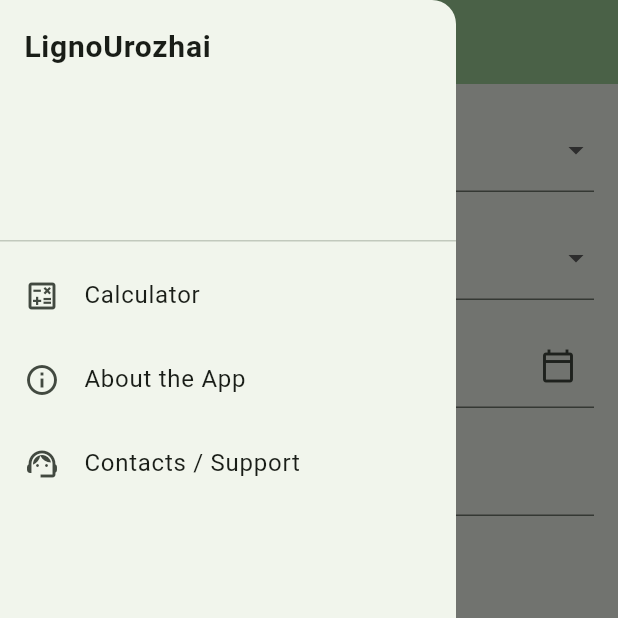
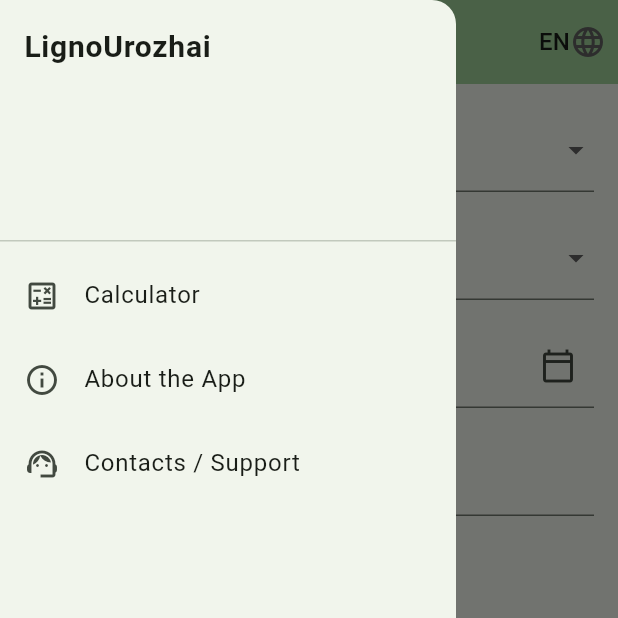
Before and after one commit to norcle/ligno_yield, a Flutter app: the screen it shows after launch, in the side drawer, after a tap on "Calculate", on a phone screen of 412 x 824 dp, the top half of it. Run offline on Flutter 3.47's test engine with Material 3 defaults, Android fonts, the light colour scheme and no system bars; generated files the repository leaves out were written again.

Commit message:
Add localization and language selector (#7)

```diff
--- a/lib/main.dart
+++ b/lib/main.dart
@@ -1,17 +1,53 @@
 import 'package:flutter/material.dart';
+import 'package:flutter_localizations/flutter_localizations.dart';
+import 'package:flutter_gen/gen_l10n/app_localizations.dart';
 import 'package:ligno_yiled/routes.dart';
+import 'package:ligno_yiled/services/app_locale_controller.dart';
+import 'package:ligno_yiled/widgets/locale_scope.dart';
 
 void main() {
   runApp(const LignoUrozhaiApp());
 }
 
-class LignoUrozhaiApp extends StatelessWidget {
+class LignoUrozhaiApp extends StatefulWidget {
   const LignoUrozhaiApp({super.key});
 
   @override
+  State<LignoUrozhaiApp> createState() => _LignoUrozhaiAppState();
+}
+
+class _LignoUrozhaiAppState extends State<LignoUrozhaiApp> {
+  late final AppLocaleController _localeController;
+
+  @override
+  void initState() {
+    super.initState();
+    _localeController = AppLocaleController();
+    final systemLocale =
+        WidgetsBinding.instance.platformDispatcher.locale;
+    _localeController.setLocale(
+      _localeController.resolveSystemLocale(systemLocale),
+    );
+  }
+
+  @override
   Widget build(BuildContext context) {
+    return LocaleScope(
+      controller: _localeController,
+      child: AnimatedBuilder(
+        animation: _localeController,
+        builder: (context, _) {
           return MaterialApp(
-      title: 'LignoUrozhai',
+            onGenerateTitle: (context) =>
+                AppLocalizations.of(context)!.appTitle,
+            locale: _localeController.locale,
+            supportedLocales: AppLocaleController.supportedLocales,
+            localizationsDelegates: const [
+              AppLocalizations.delegate,
+              GlobalMaterialLocalizations.delegate,
+              GlobalWidgetsLocalizations.delegate,
+              GlobalCupertinoLocalizations.delegate,
+            ],
             theme: ThemeData(
               colorScheme: ColorScheme.fromSeed(seedColor: Colors.green),
               useMaterial3: true,
@@ -19,5 +55,8 @@ class LignoUrozhaiApp extends StatelessWidget {
             initialRoute: AppRoutes.input,
             onGenerateRoute: onGenerateRoute,
           );
+        },
+      ),
+    );
   }
 }
--- a/lib/screens/input_screen.dart
+++ b/lib/screens/input_screen.dart
@@ -1,7 +1,9 @@
 import 'package:flutter/material.dart';
+import 'package:flutter_gen/gen_l10n/app_localizations.dart';
 import 'package:ligno_yiled/models/crop_input.dart';
 import 'package:ligno_yiled/routes.dart';
 import 'package:ligno_yiled/widgets/app_drawer.dart';
+import 'package:ligno_yiled/widgets/language_selector.dart';
 
 class InputScreen extends StatefulWidget {
   const InputScreen({super.key});
@@ -102,12 +104,19 @@ class _InputScreenState extends State<InputScreen> {
   @override
   Widget build(BuildContext context) {
     final theme = Theme.of(context);
+    final l10n = AppLocalizations.of(context)!;
 
     return Scaffold(
       appBar: AppBar(
-        title: const Text('LignoUrozhai'),
+        title: Text(l10n.appTitle),
         centerTitle: true,
         backgroundColor: theme.colorScheme.inversePrimary,
+        actions: const [
+          Padding(
+            padding: EdgeInsets.only(right: 8),
+            child: AppLanguageSelector(),
+          ),
+        ],
       ),
       drawer: const AppDrawer(),
       body: SafeArea(
@@ -121,8 +130,8 @@ class _InputScreenState extends State<InputScreen> {
                 builder: (context, value, _) {
                   return DropdownButtonFormField<String>(
                     value: value,
-                    decoration: const InputDecoration(
-                      labelText: 'Crop',
+                    decoration: InputDecoration(
+                      labelText: l10n.inputCrop,
                     ),
                     items: _crops
                         .map(
@@ -144,8 +153,8 @@ class _InputScreenState extends State<InputScreen> {
                 builder: (context, value, _) {
                   return DropdownButtonFormField<SoilType>(
                     value: value,
-                    decoration: const InputDecoration(
-                      labelText: 'Soil type',
+                    decoration: InputDecoration(
+                      labelText: l10n.inputSoilType,
                     ),
                     items: SoilType.values
                         .map(
@@ -165,9 +174,9 @@ class _InputScreenState extends State<InputScreen> {
               TextFormField(
                 controller: _dateController,
                 readOnly: true,
-                decoration: const InputDecoration(
-                  labelText: 'Vegetation start date',
-                  suffixIcon: Icon(Icons.calendar_today_outlined),
+                decoration: InputDecoration(
+                  labelText: l10n.inputStartDate,
+                  suffixIcon: const Icon(Icons.calendar_today_outlined),
                 ),
                 onTap: _pickDate,
                 validator: (_) => _selectedDate.value == null
@@ -177,8 +186,8 @@ class _InputScreenState extends State<InputScreen> {
               const SizedBox(height: 16),
               TextFormField(
                 controller: _areaController,
-                decoration: const InputDecoration(
-                  labelText: 'Treated area (ha)',
+                decoration: InputDecoration(
+                  labelText: l10n.inputArea,
                 ),
                 keyboardType: const TextInputType.numberWithOptions(
                   decimal: true,
@@ -217,7 +226,7 @@ class _InputScreenState extends State<InputScreen> {
               const SizedBox(height: 24),
               FilledButton(
                 onPressed: _submit,
-                child: const Text('Calculate'),
+                child: Text(l10n.actionCalculate),
               ),
             ],
           ),
--- /dev/null
+++ b/lib/services/app_locale_controller.dart
@@ -0,0 +1,44 @@
+import 'package:flutter/material.dart';
+
+class AppLocaleController extends ChangeNotifier {
+  AppLocaleController({Locale? initialLocale})
+      : _locale = initialLocale ?? const Locale('ru');
+
+  static const List<Locale> supportedLocales = [
+    Locale('ru'),
+    Locale('en'),
+    Locale('uz'),
+    Locale('kk'),
+    Locale('tg'),
+  ];
+
+  Locale _locale;
+
+  Locale get locale => _locale;
+
+  void setLocale(Locale locale) {
+    if (!_isSupported(locale)) {
+      return;
+    }
+    if (_locale == locale) {
+      return;
+    }
+    _locale = locale;
+    notifyListeners();
+  }
+
+  Locale resolveSystemLocale(Locale? systemLocale) {
+    if (systemLocale == null) {
+      return const Locale('ru');
+    }
+    return supportedLocales.firstWhere(
+      (locale) => locale.languageCode == systemLocale.languageCode,
+      orElse: () => const Locale('ru'),
+    );
+  }
+
+  bool _isSupported(Locale locale) {
+    return supportedLocales
+        .any((supported) => supported.languageCode == locale.languageCode);
+  }
+}
--- a/lib/widgets/app_drawer.dart
+++ b/lib/widgets/app_drawer.dart
@@ -1,4 +1,5 @@
 import 'package:flutter/material.dart';
+import 'package:flutter_gen/gen_l10n/app_localizations.dart';
 import 'package:ligno_yiled/routes.dart';
 
 class AppDrawer extends StatelessWidget {
@@ -22,30 +23,35 @@ class AppDrawer extends StatelessWidget {
 
   @override
   Widget build(BuildContext context) {
+    final l10n = AppLocalizations.of(context)!;
+
     return Drawer(
       child: SafeArea(
         child: ListView(
           padding: EdgeInsets.zero,
           children: [
-            const DrawerHeader(
+            DrawerHeader(
               child: Text(
-                'LignoUrozhai',
-                style: TextStyle(fontSize: 20, fontWeight: FontWeight.w600),
+                l10n.appTitle,
+                style: const TextStyle(
+                  fontSize: 20,
+                  fontWeight: FontWeight.w600,
+                ),
               ),
             ),
             ListTile(
               leading: const Icon(Icons.calculate_outlined),
-              title: const Text('Calculator'),
+              title: Text(l10n.menuCalculator),
               onTap: () => _navigate(context, AppRoutes.input),
             ),
             ListTile(
               leading: const Icon(Icons.info_outline),
-              title: const Text('About the App'),
+              title: Text(l10n.menuAbout),
               onTap: () => _navigate(context, AppRoutes.about),
             ),
             ListTile(
               leading: const Icon(Icons.support_agent_outlined),
-              title: const Text('Contacts / Support'),
+              title: Text(l10n.menuContacts),
               onTap: () => _navigate(context, AppRoutes.contacts),
             ),
           ],
--- /dev/null
+++ b/lib/widgets/language_selector.dart
@@ -0,0 +1,41 @@
+import 'package:flutter/material.dart';
+import 'package:ligno_yiled/services/app_locale_controller.dart';
+import 'package:ligno_yiled/widgets/locale_scope.dart';
+
+class AppLanguageSelector extends StatelessWidget {
+  const AppLanguageSelector({super.key});
+
+  static const Map<String, String> _languageLabels = {
+    'ru': 'RU',
+    'en': 'EN',
+    'uz': 'UZ',
+    'kk': 'KZ',
+    'tg': 'TJ',
+  };
+
+  @override
+  Widget build(BuildContext context) {
+    final controller = LocaleScope.of(context);
+
+    return DropdownButtonHideUnderline(
+      child: DropdownButton<Locale>(
+        value: controller.locale,
+        icon: const Icon(Icons.language_outlined),
+        onChanged: (locale) {
+          if (locale == null) {
+            return;
+          }
+          controller.setLocale(locale);
+        },
+        items: AppLocaleController.supportedLocales.map((locale) {
+          final label =
+              _languageLabels[locale.languageCode] ?? locale.languageCode;
+          return DropdownMenuItem<Locale>(
+            value: locale,
+            child: Text(label),
+          );
+        }).toList(),
+      ),
+    );
+  }
+}
--- /dev/null
+++ b/lib/widgets/locale_scope.dart
@@ -0,0 +1,17 @@
+import 'package:flutter/material.dart';
+import 'package:ligno_yiled/services/app_locale_controller.dart';
+
+class LocaleScope extends InheritedNotifier<AppLocaleController> {
+  const LocaleScope({
+    super.key,
+    required AppLocaleController controller,
+    required Widget child,
+  }) : super(notifier: controller, child: child);
+
+  static AppLocaleController of(BuildContext context) {
+    final scope =
+        context.dependOnInheritedWidgetOfExactType<LocaleScope>();
+    assert(scope != null, 'LocaleScope not found in widget tree.');
+    return scope!.notifier!;
+  }
+}
--- a/pubspec.yaml
+++ b/pubspec.yaml
@@ -30,10 +30,13 @@ environment:
 dependencies:
   flutter:
     sdk: flutter
+  flutter_localizations:
+    sdk: flutter
 
   # The following adds the Cupertino Icons font to your application.
   # Use with the CupertinoIcons class for iOS style icons.
   cupertino_icons: ^1.0.8
+  intl: ^0.20.2
 
 dev_dependencies:
   flutter_test:
@@ -51,6 +54,7 @@ dev_dependencies:
 
 # The following section is specific to Flutter packages.
 flutter:
+  generate: true
 
   # The following line ensures that the Material Icons font is
   # included with your application, so that you can use the icons in
```
Also changed, not shown: lib/l10n/app_en.arb (added, +23 -0 lines), lib/l10n/app_kk.arb (added, +23 -0 lines), lib/l10n/app_ru.arb (added, +23 -0 lines), lib/l10n/app_tg.arb (added, +23 -0 lines), lib/l10n/app_uz.arb (added, +23 -0 lines), lib/screens/about_screen.dart (+11 -2 lines), lib/screens/contacts_screen.dart (+11 -2 lines), lib/screens/phase_timeline_screen.dart (+14 -5 lines), lib/screens/result_screen.dart (+18 -2 lines). Lines whose indentation alone changed are shown as unchanged.
